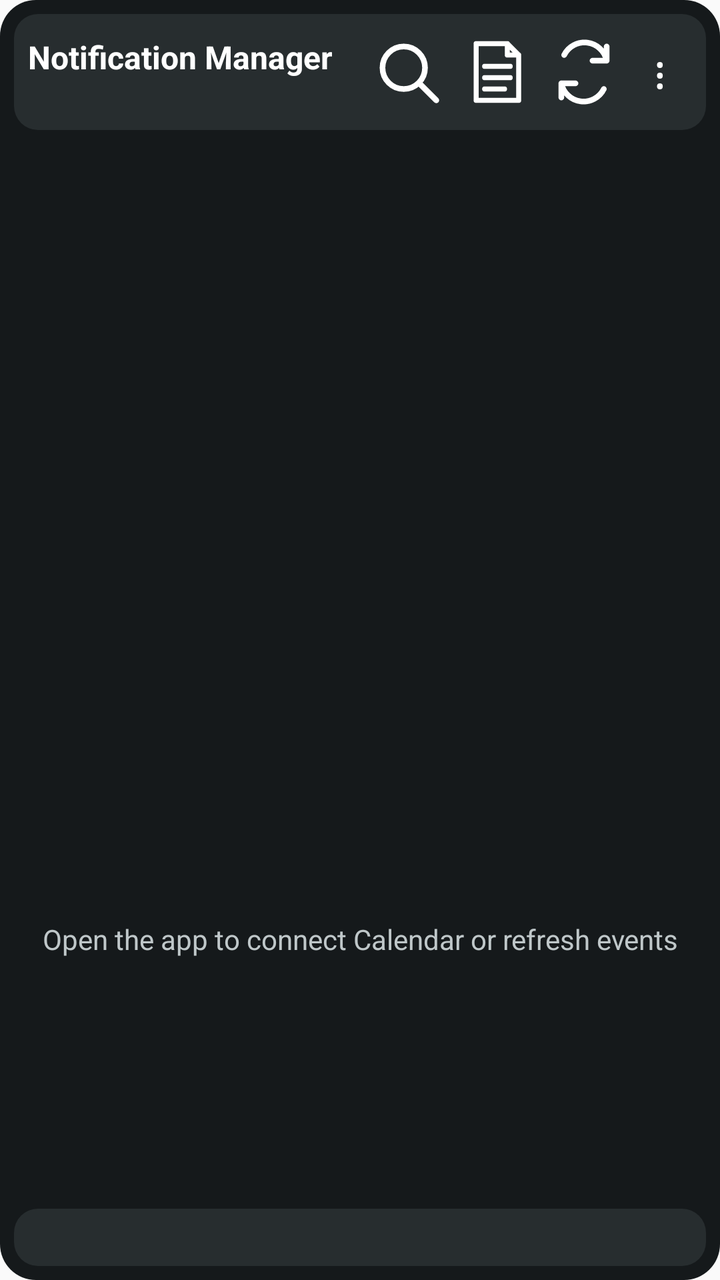
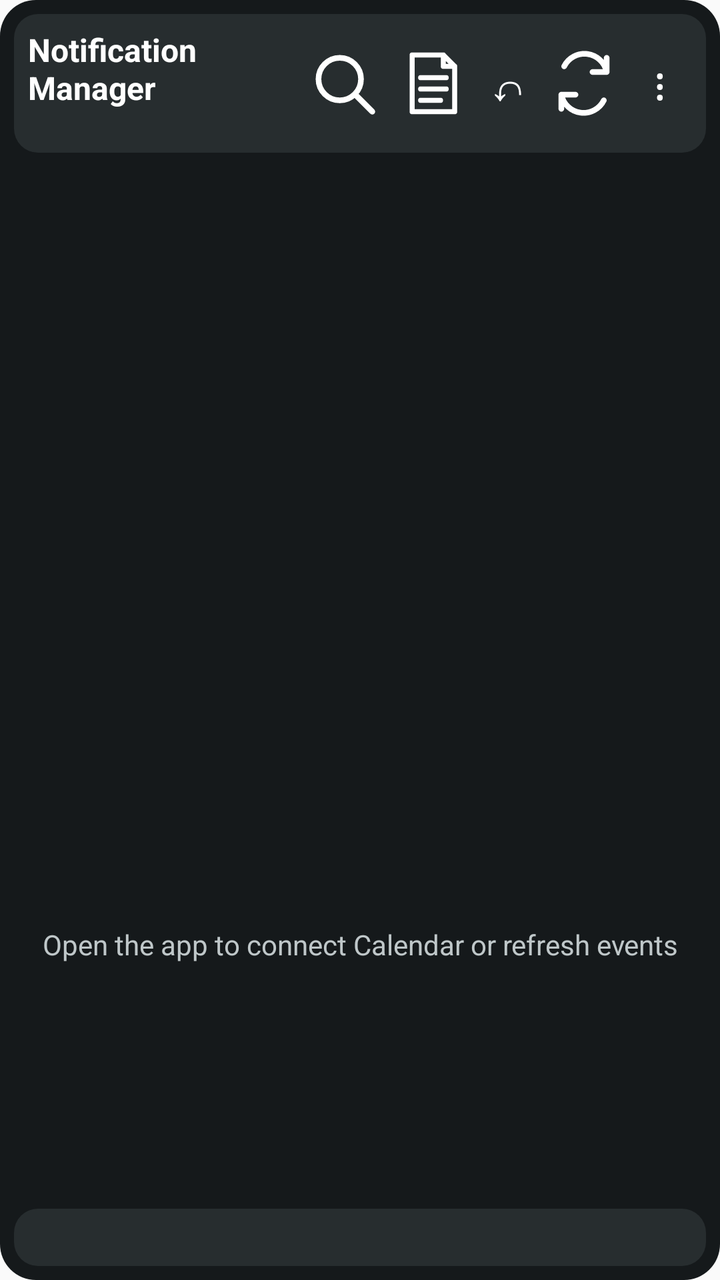

Screens rendered from an Android XML layout before and after an edit, with the pre-edit source and the edit as a unified diff.
<!-- AndroidManifest.xml: application theme Theme.NotificationManager -->
<!-- res/layout/notification_widget.xml -->
<?xml version="1.0" encoding="utf-8"?>
<LinearLayout xmlns:android="http://schemas.android.com/apk/res/android"
    android:layout_width="match_parent"
    android:layout_height="match_parent"
    android:orientation="vertical"
    android:background="@drawable/widget_background"
    android:padding="7dp">
    <LinearLayout
        android:layout_width="match_parent"
        android:layout_height="wrap_content"
        android:gravity="center_vertical"
        android:background="@drawable/widget_panel"
        android:padding="7dp">
        <LinearLayout
            android:layout_width="0dp"
            android:layout_height="wrap_content"
            android:layout_weight="1"
            android:orientation="vertical">
            <TextView
                android:id="@+id/widget_title"
                android:layout_width="match_parent"
                android:layout_height="wrap_content"
                android:text="Notification Manager"
                android:textColor="#FFFFFF"
                android:textStyle="bold"
                android:textSize="16sp" />
            <TextView
                android:id="@+id/widget_clock"
                android:layout_width="match_parent"
                android:layout_height="wrap_content"
                android:textColor="#BFC7C9"
                android:textSize="11sp"
                android:maxLines="1" />
        </LinearLayout>
        <ImageView android:id="@+id/widget_search" style="@style/WidgetHeaderIcon" android:src="@drawable/widget_search_icon" android:contentDescription="Search in app" />
        <ImageView android:id="@+id/widget_real_events" style="@style/WidgetHeaderIcon" android:src="@drawable/widget_page_icon" android:contentDescription="Filter real events" />
        <ImageView android:id="@+id/widget_refresh" style="@style/WidgetHeaderIcon" android:src="@drawable/widget_refresh_icon" android:contentDescription="Refresh on Wi-Fi" />
        <TextView android:id="@+id/widget_menu" style="@style/WidgetHeaderButton" android:text="⋮" android:contentDescription="Open settings in app" />
    </LinearLayout>
    <ListView
        android:id="@+id/widget_list"
        android:layout_width="match_parent"
        android:layout_height="0dp"
        android:layout_weight="1"
        android:divider="@android:color/transparent"
        android:dividerHeight="5dp"
        android:paddingTop="5dp" />
    <TextView
        android:id="@+id/widget_empty"
        android:layout_width="match_parent"
        android:layout_height="0dp"
        android:layout_weight="1"
        android:gravity="center"
        android:text="Open the app to connect Calendar or refresh events"
        android:textColor="#BFC7C9" />
    <LinearLayout
        android:layout_width="match_parent"
        android:layout_height="wrap_content"
        android:gravity="center_vertical"
        android:background="@drawable/widget_panel"
        android:padding="7dp">
        <TextView
            android:id="@+id/widget_status"
            android:layout_width="0dp"
            android:layout_height="wrap_content"
            android:layout_weight="1"
            android:textColor="#FF9890"
            android:textSize="11sp"
            android:maxLines="1" />
        <TextView
            android:id="@+id/widget_count"
            android:layout_width="wrap_content"
            android:layout_height="wrap_content"
            android:textColor="#D6DDDF"
            android:textSize="11sp" />
    </LinearLayout>
</LinearLayout>
<!-- resources referenced by this layout -->
<resources>
  <!-- drawable widget_background (drawable) -->
  <?xml version="1.0" encoding="utf-8"?>
  <shape xmlns:android="http://schemas.android.com/apk/res/android">
      <solid android:color="#15191B" />
      <corners android:radius="18dp" />
  </shape>
  <!-- drawable widget_page_icon (drawable) -->
  <vector xmlns:android="http://schemas.android.com/apk/res/android"
      android:width="34dp" android:height="34dp"
      android:viewportWidth="24" android:viewportHeight="24">
      <path android:pathData="M5,2 L16,2 L20,6 L20,22 L5,22 Z M16,2 L16,6 L20,6 M8,10 L17,10 M8,14 L17,14 M8,18 L15,18"
          android:fillColor="@android:color/transparent" android:strokeColor="#FFFFFF"
          android:strokeWidth="1.8" android:strokeLineCap="round" android:strokeLineJoin="round" />
  </vector>
  <!-- drawable widget_panel (drawable) -->
  <?xml version="1.0" encoding="utf-8"?>
  <shape xmlns:android="http://schemas.android.com/apk/res/android">
      <solid android:color="#272D2F" />
      <corners android:radius="12dp" />
  </shape>
  <!-- drawable widget_refresh_icon (drawable) -->
  <vector xmlns:android="http://schemas.android.com/apk/res/android"
      android:width="34dp" android:height="34dp"
      android:viewportWidth="24" android:viewportHeight="24">
      <path android:pathData="M20,8 A8,8 0,0 0,5 6 M4,16 A8,8 0,0 0,19 18 M20,3 L20,8 L15,8 M4,21 L4,16 L9,16"
          android:fillColor="@android:color/transparent" android:strokeColor="#FFFFFF"
          android:strokeWidth="2" android:strokeLineCap="round" android:strokeLineJoin="round" />
  </vector>
  <!-- drawable widget_search_icon (drawable) -->
  <vector xmlns:android="http://schemas.android.com/apk/res/android"
      android:width="34dp" android:height="34dp"
      android:viewportWidth="24" android:viewportHeight="24">
      <path android:pathData="M10.5,3 A7.5,7.5 0,1 1,10.5 18 A7.5,7.5 0,1 1,10.5 3 M16,16 L22,22"
          android:fillColor="@android:color/transparent" android:strokeColor="#FFFFFF"
          android:strokeWidth="2" android:strokeLineCap="round" />
  </vector>
  <style name="WidgetHeaderButton">
          <item name="android:layout_width">32dp</item>
          <item name="android:layout_height">36dp</item>
          <item name="android:gravity">center</item>
          <item name="android:textColor">#FFFFFF</item>
          <item name="android:textSize">22sp</item>
      </style>
  <style name="WidgetHeaderIcon">
          <item name="android:layout_width">44dp</item>
          <item name="android:layout_height">44dp</item>
          <item name="android:padding">5dp</item>
          <item name="android:scaleType">fitCenter</item>
      </style>
  <style name="Theme.NotificationManager" parent="android:Theme.Material.Light.NoActionBar" />
</resources>

<!-- the commit's change to res/layout/notification_widget.xml (unified diff, before → after) -->
@@ -34,6 +34,7 @@
         </LinearLayout>
         <ImageView android:id="@+id/widget_search" style="@style/WidgetHeaderIcon" android:src="@drawable/widget_search_icon" android:contentDescription="Search in app" />
         <ImageView android:id="@+id/widget_real_events" style="@style/WidgetHeaderIcon" android:src="@drawable/widget_page_icon" android:contentDescription="Filter real events" />
+        <TextView android:id="@+id/widget_header_undo" style="@style/WidgetHeaderButton" android:text="↶" android:contentDescription="Undo last action" />
         <ImageView android:id="@+id/widget_refresh" style="@style/WidgetHeaderIcon" android:src="@drawable/widget_refresh_icon" android:contentDescription="Refresh on Wi-Fi" />
         <TextView android:id="@+id/widget_menu" style="@style/WidgetHeaderButton" android:text="⋮" android:contentDescription="Open settings in app" />
     </LinearLayout>
